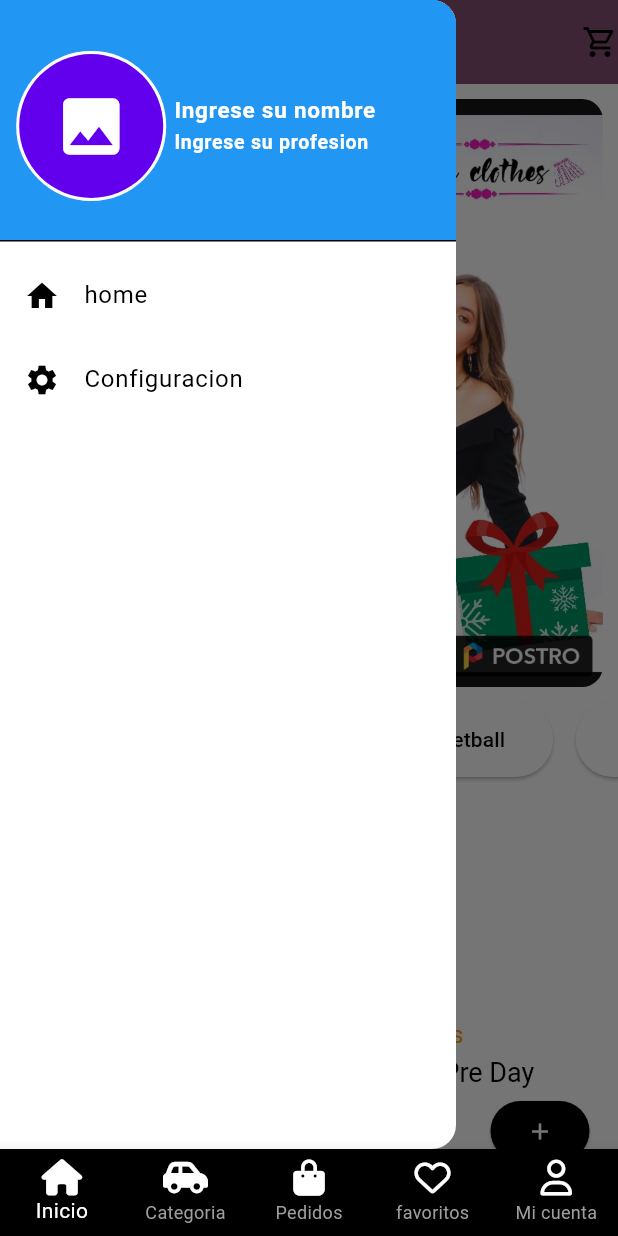
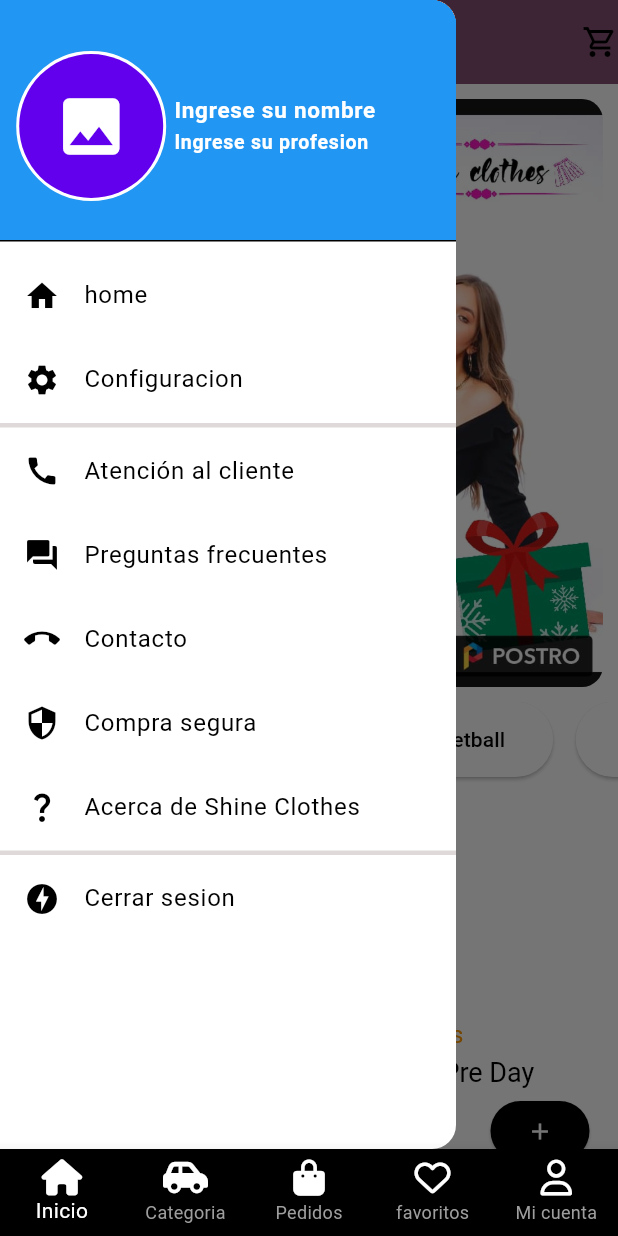
Before and after one commit to roxanaisadora/drawer_flutter, a Flutter app: the screen it shows after launch, with the side drawer open, on a phone screen of 412 x 824 dp. Run offline on Flutter 3.47's test engine with Material 2 defaults, Android fonts, the light colour scheme and no system bars; our stand-ins replace font_awesome_flutter, shared_preferences.

Commit message:
update drawer

```diff
--- a/lib/widgets/customdrawer.dart
+++ b/lib/widgets/customdrawer.dart
@@ -76,6 +76,52 @@ class CustomWidgetHome extends StatelessWidget {
               Navigator.pushReplacementNamed(context, MyRoutes.rAjuste);
             },
           ),
+          const Divider(
+                      height:5,
+                      thickness:3,
+                      color:Color.fromARGB(255, 224, 217, 217)
+                    ),
+          ListTile(
+            leading: const Icon(Icons.call),
+            minLeadingWidth : 10,
+            title:const Text('Atención al cliente'),
+            onTap: (){},
+          ),
+          ListTile(
+            leading: const Icon(Icons.question_answer),
+            minLeadingWidth : 10,
+            title:const Text('Preguntas frecuentes'),
+            onTap: (){},
+          ),
+          ListTile(
+            leading: const Icon(Icons.call_end),
+            minLeadingWidth : 10,
+            title:const Text('Contacto'),
+            onTap: (){},
+          ),
+          ListTile(
+            leading: const Icon(Icons.security),
+            minLeadingWidth : 10,
+            title:const Text('Compra segura'),
+            onTap: (){},
+          ),
+          ListTile(
+            leading: const Icon(Icons.question_mark_outlined),
+            minLeadingWidth : 10,
+            title:const Text('Acerca de Shine Clothes'),
+            onTap: (){},
+          ),
+          const Divider(
+                      height:5,
+                      thickness:3,
+                      color:Color.fromARGB(255, 224, 217, 217)
+                    ),
+          ListTile(
+            leading: const Icon(Icons.offline_bolt),
+            minLeadingWidth : 10,
+            title:const Text('Cerrar sesion'),
+            onTap: (){},
+          ),
           ],
         ),
       );
```
